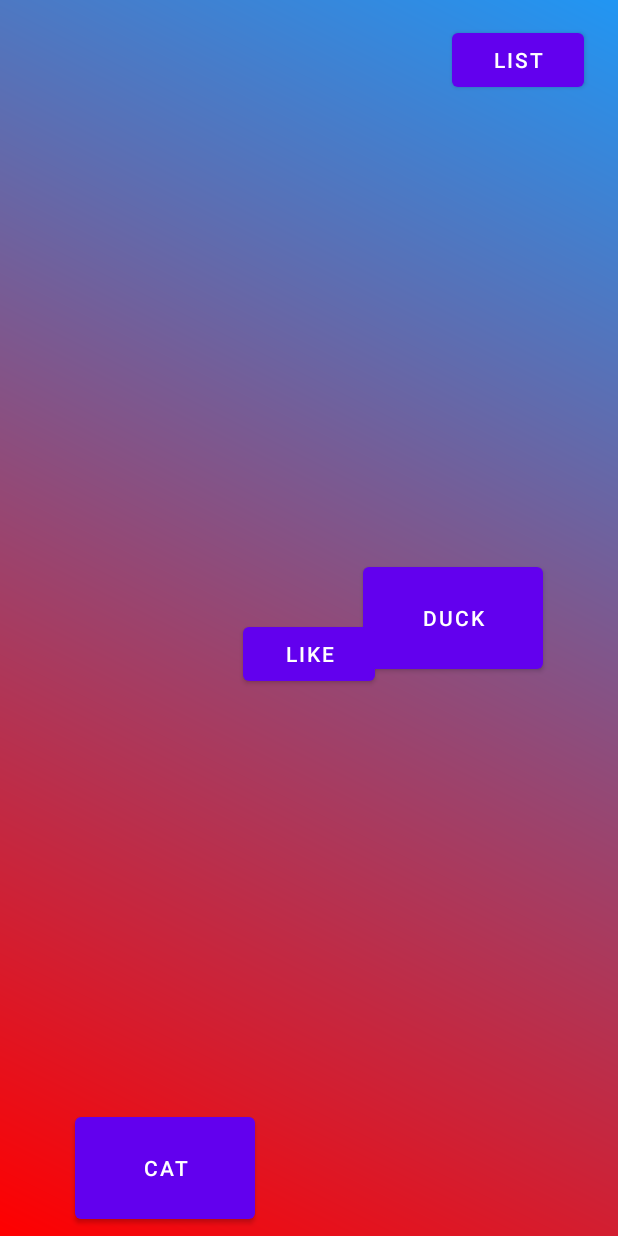
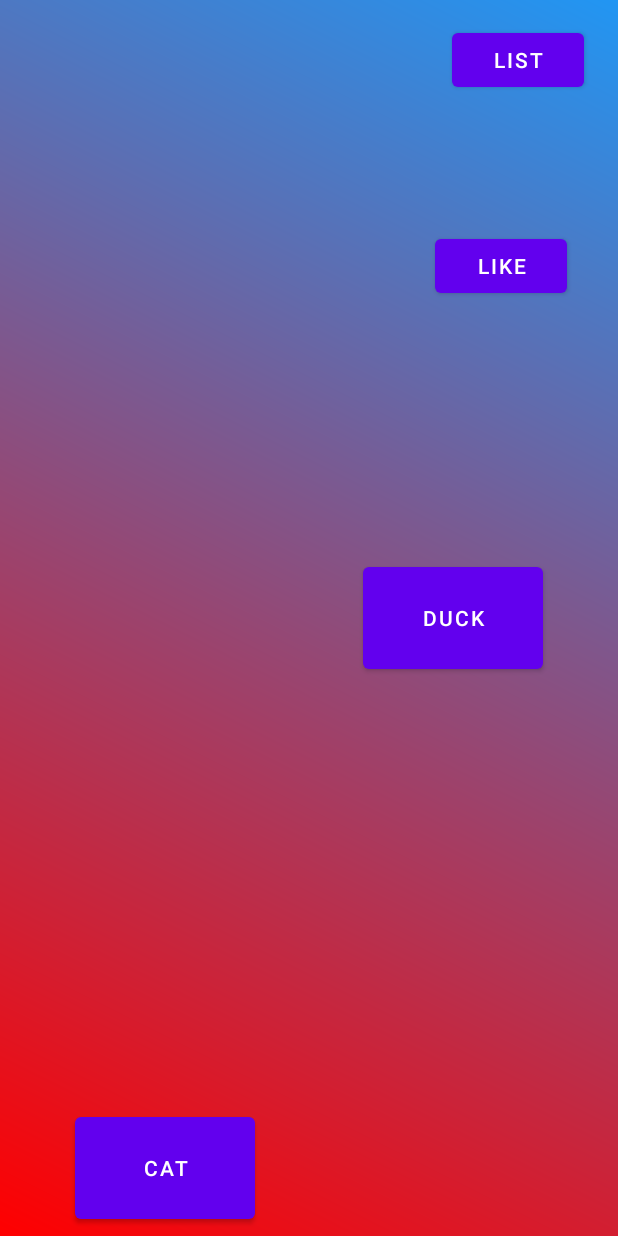
Before and after one commit to Egorchik4/iLink, an Android app: the screen it shows after launch (MainActivity), after a tap on "LIKE", on a phone screen of 412 x 824 dp. Run offline under Robolectric (Android 15) with nearby library versions, the phone set to English and light mode, and no system bars; pictures from the network do not load; 2 other taps on this screen came first.

Commit message:
Beta 0.0.1

```diff
--- a/app/src/main/AndroidManifest.xml
+++ b/app/src/main/AndroidManifest.xml
@@ -3,6 +3,8 @@
     package="com.example.myapplication">
 
     <uses-permission android:name="android.permission.INTERNET" />
+    <uses-permission android:name="android.permission.WRITE_EXTERNAL_STORAGE"/>
+    <uses-permission android:name="android.permission.READ_EXTERNAL_STORAGE"/>
 
     <application
         android:allowBackup="true"
--- a/app/src/main/java/com/example/myapplication/data/File.kt
+++ b/app/src/main/java/com/example/myapplication/data/File.kt
@@ -10,8 +10,46 @@ class FileSave {
     fun createpackage(v: View): String{
         val folderToSave: String = v.context?.getCacheDir().toString()+"/photo" // путь к папке куда будем сохранять (photo)
         val photoDirectory = File(folderToSave)
-        photoDirectory.mkdir()  // создание папки
+        if(photoDirectory.isDirectory){
+            Log.e("eee"," isDirectory")
+        }else{
+            photoDirectory.mkdir()  // создание папки
+            Log.e("eee"," no Directory")
+        }
         return photoDirectory.toString()  // возварат полного пути папки
     }
 
+
+    fun readFile(path: String, photoset: MutableList<String>?){
+        val r: File? = File(path)
+        //saveInt(r?.listFiles()?.size ?: 0)  // элвис опертор (елси r не null и listFiles() не null вызвать size, иначе 0)
+        // проверка на существование папки на пути(path)
+        if(r != null && r.isDirectory && r.listFiles()?.size != null){
+
+            var n: Int = r.listFiles().size
+            if(n != 0){
+                for(i in 0..n-1){
+                    photoset?.add(r.listFiles().get(i).toString())  // заполнение нашего списка адресами файлов
+                }
+            }
+
+        }
+    }
+
+    fun delateAL(path: String){
+        val t = File(path)
+        //Log.e("eee",t.isDirectory.toString()+" Directory")
+
+        if (t.isDirectory){
+            //очистка папки(Directory)
+            for(i in 0..(t.listFiles().size-1)){
+                t.listFiles().get(0).delete()
+            }
+            // удаление самой папки
+            t.delete()
+        } else if (t.isFile){
+            t.delete()
+        }
+    }
+
 }
--- a/app/src/main/java/com/example/myapplication/screens/photos/PhotoViewModel.kt
+++ b/app/src/main/java/com/example/myapplication/screens/photos/PhotoViewModel.kt
@@ -5,6 +5,7 @@ import android.util.Log
 import androidx.lifecycle.LiveData
 import androidx.lifecycle.MutableLiveData
 import androidx.lifecycle.ViewModel
+import com.example.myapplication.data.FileSave
 import java.io.File
 import java.io.FileReader
 
@@ -16,22 +17,42 @@ class PhotoViewModel : ViewModel() {
     private var MutLiveInt = MutableLiveData<Int>()
     val LiveInt: LiveData<Int> = MutLiveInt
 
-    var productSet: MutableList<String>? = mutableListOf()  // список адресов
+    private var RecyclLive = MutableLiveData<Int?>()
+    val RecLive: LiveData<Int?> = RecyclLive
+
+    private var delateLive = MutableLiveData<Int?>()
+    val DelateLive: LiveData<Int?> = delateLive
+
+    // список адресов
+    var productSet: MutableList<String>? = mutableListOf()
     val path: String = "/data/user/0/com.example.myapplication/cache/photo"
 
+
+    var fileclass = FileSave()
+
     init{
-        readFile(path)  // ссылка на папку
+        // считывание адресов фото(которые уже есть в памяти телефона) и заполненение списка адресов (выполняется только при запуске приложения)
+        fileclass.readFile(path,productSet) // ссылка на папку
+
+        // инициализации LiveDatas
+        saveInt(productSet?.size ?: 0, 0)
+        saveInt(0, 1)
+        refreshdata()
         Log.e("eee","init")
     }
 
-    fun saveInt(r: Int){
-        MutLiveInt.value = r
+    fun saveInt(r: Int, key: Int){
+        if (key == 0){
+            MutLiveInt.value = r
+        }else{
+            RecyclLive.value = r
+        }
     }
 
     private fun refreshdata(){
         SaveLive.value = productSet
-        saveInt(productSet!!.size)
-        Log.e("eee",SaveLive.value?.size.toString()+" is Directory")
+        saveInt(productSet?.size ?: 0, 0)  //элвис оператор (если левая часть null, то выполняй правую)
+        //Log.e("eee",SaveLive.value?.size.toString()+" is Directory")
     }
 
     fun savepath(d: String){
@@ -39,39 +60,40 @@ class PhotoViewModel : ViewModel() {
         refreshdata()
     }
 
+
+    fun delateById(positionList: MutableList<String>){
+        Log.e("eee",positionList.size.toString()+" positionList")
+
+        // ???
+        if (positionList.size != 0 && productSet?.size != null){
+
+            for(i in 0..(positionList.size-1)){
+                //Log.e("eee", i.toString()+" iteration:")
+                //Log.e("eee", productSet?.size.toString()+" !!")
+
+                productSet?.removeIf {
+                    it.contains(positionList[i])
+                }
+
+                fileclass.delateAL(positionList[i])
+                //Log.e("eee", productSet?.size.toString()+" !!!")
+            }
+            refreshdata()
+        }
+
+
+    }
+
     fun delateAL(){
         productSet?.clear()
         refreshdata()
-
-        val t = File(path)
-        //Log.e("eee",t.isDirectory.toString()+" Directory")
-
-        if (t.isDirectory){
-            //очистка папки(Directory)
-            for(i in 0..(t.listFiles().size-1)){
-                t.listFiles().get(0).delete()
-            }
-            // удаление самой папки
-            t.delete()
-        } else if (t.isFile){
-            t.delete()
-        }
-    }
-
-    // считывание адресов фото(которые уже есть в памяти телефона) и заполненение (выполняется только при запуске приложения)
-    fun readFile(path: String){
-        val r = File(path)
-        saveInt(r.listFiles().size)
-        // проверка на существование папки на пути(path)
-        if(r.isDirectory){
-            for(i in 0..(r.listFiles().size-1)){
-                productSet?.add(r.listFiles().get(i).toString())  // заполнение нашего списка адресами файлов
-            }
-            refreshdata()
-        }
+        fileclass.delateAL(path)
     }
 
 
 
 
+
+
+
 }
--- a/app/src/main/res/layout/menu_fragment.xml
+++ b/app/src/main/res/layout/menu_fragment.xml
@@ -25,27 +25,35 @@
         app:layout_constraintEnd_toEndOf="parent"
         app:layout_constraintTop_toTopOf="parent" />
 
-    <ImageView
-        android:id="@+id/imageView"
-        android:layout_width="375dp"
-        android:layout_height="389dp"
-        android:layout_marginBottom="100dp"
+    <Button
+        android:id="@+id/buttonlike"
+        android:layout_width="wrap_content"
+        android:layout_height="wrap_content"
         android:visibility="gone"
+        app:layout_constraintEnd_toEndOf="@+id/frameLayout"
+        app:layout_constraintHorizontal_bias="0.97"
+        app:layout_constraintStart_toStartOf="@+id/frameLayout"
+        app:layout_constraintTop_toTopOf="@+id/frameLayout" />
+
+    <FrameLayout
+        android:id="@+id/frameLayout"
+        android:layout_width="360dp"
+        android:layout_height="360dp"
+        android:visibility="invisible"
         app:layout_constraintBottom_toBottomOf="parent"
         app:layout_constraintEnd_toEndOf="parent"
         app:layout_constraintStart_toStartOf="parent"
         app:layout_constraintTop_toTopOf="parent"
-        app:srcCompat="@color/black" />
+        app:layout_constraintVertical_bias="0.32999998">
 
-    <Button
-        android:id="@+id/buttonlike"
-        android:layout_width="wrap_content"
-        android:layout_height="wrap_content"
-        android:layout_marginStart="280dp"
-        android:visibility="gone"
-        app:layout_constraintEnd_toEndOf="@+id/imageView"
-        app:layout_constraintStart_toStartOf="@+id/imageView"
-        app:layout_constraintTop_toTopOf="@+id/imageView" />
+        <ImageView
+            android:id="@+id/imageView"
+            android:layout_width="360dp"
+            android:layout_height="360dp"
+            android:visibility="gone"
+            app:srcCompat="@color/black" />
+
+    </FrameLayout>
 
     <Button
         android:id="@+id/bSpisok"
--- a/app/src/main/res/values/colors.xml
+++ b/app/src/main/res/values/colors.xml
@@ -7,4 +7,5 @@
     <color name="teal_700">#FF018786</color>
     <color name="black">#FF000000</color>
     <color name="white">#FFFFFFFF</color>
+    <color name="red">#EC0404</color>
 </resources>
```
Also changed, not shown: app/src/main/java/com/example/myapplication/screens/menu/MenuFragment.kt (+9 -3 lines), app/src/main/java/com/example/myapplication/screens/photos/PhotoFragment.kt (+44 -6 lines), app/src/main/java/com/example/myapplication/screens/photos/RecyclerAdapter.kt (+99 -12 lines), app/src/main/res/layout/photo_fragment.xml (+15 -4 lines), app/src/main/res/layout/photo_item.xml (+26 -9 lines).
